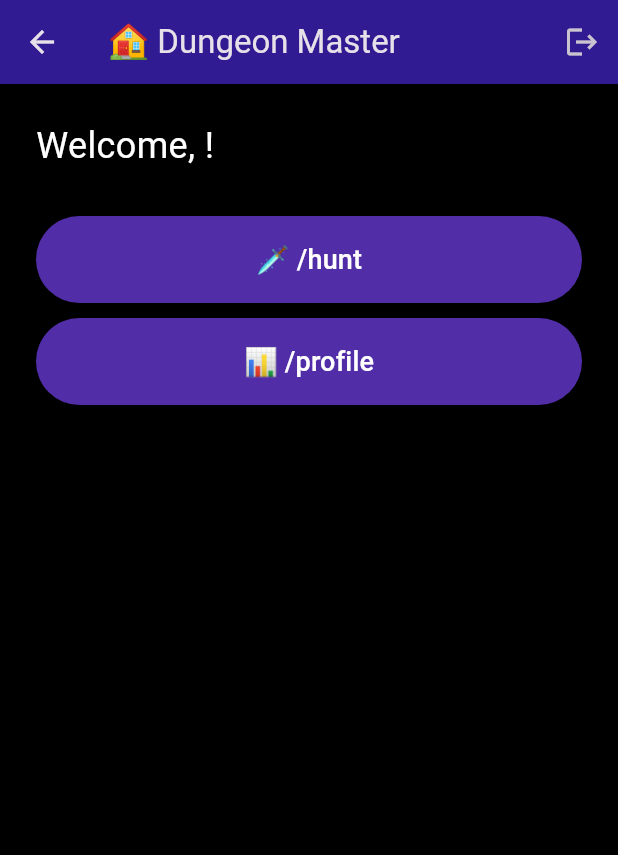
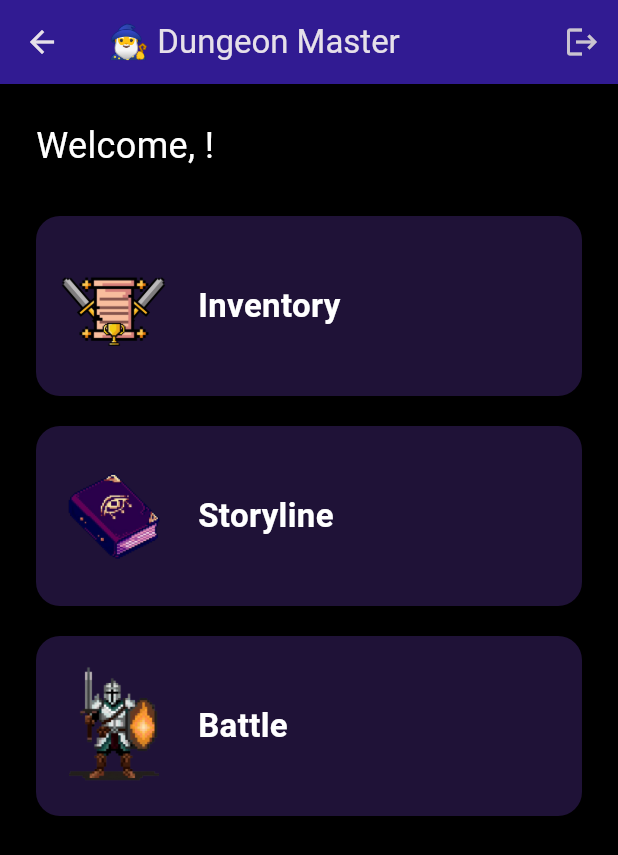
Before and after one commit to Sahil-ongit/dungeon_master, a Flutter app: the HomeScreen screen opened by its route, on a phone screen of 412 x 824 dp. Shown: the top 855 px of the screen. Run offline on Flutter 3.47's test engine with Material 3 defaults, Android fonts, the phone set to English and light mode, and no system bars; our stand-ins replace firebase_auth, firebase_core, google_generative_ai, google_sign_in, lottie; accounts and stored records are empty.

Commit message:
"gemini storyline started"

```diff
--- a/lib/main.dart
+++ b/lib/main.dart
@@ -6,7 +6,10 @@ import 'firebase_options.dart';
 // Screens
 import 'screens/splash_screen.dart';
 import 'screens/login_screen.dart';
-// You can create this later
+import 'screens/inventory.dart';     // ✅ Added
+import 'screens/storyline.dart';     // ✅ Added
+import 'screens/battle.dart';        // ✅ Added
+
 
 void main() async {
   WidgetsFlutterBinding.ensureInitialized();
@@ -38,7 +41,12 @@ class DungeonMasterApp extends StatelessWidget {
       routes: {
         '/splash': (context) => const SplashScreen(),
         '/': (context) => const LoginScreen(),
-        '/home': (context) => const HomeScreen(), // placeholder for your game screen
+        '/home': (context) => const HomeScreen(),
+        '/inventory': (context) => const InventoryScreen(),   // ✅ Added
+        '/storyline': (context) => const StorylineScreen(),   // ✅ Added
+        '/battle': (context) => const BattleScreen(),         // ✅ Added
+
+
       },
     );
   }
--- /dev/null
+++ b/lib/models/story_model.dart
@@ -0,0 +1,6 @@
+class StorySegment {
+  final String text;
+  final List<String> options;
+
+  StorySegment({required this.text, required this.options});
+}
--- a/lib/screens/home_screen.dart
+++ b/lib/screens/home_screen.dart
@@ -13,7 +13,7 @@ class HomeScreen extends StatelessWidget {
       backgroundColor: Colors.black,
       appBar: AppBar(
         backgroundColor: Colors.deepPurple.shade900,
-        title: const Text('🏠 Dungeon Master'),
+        title: const Text('🧙‍♂️ Dungeon Master'),
         actions: [
           IconButton(
             icon: const Icon(Icons.logout),
@@ -24,41 +24,61 @@ class HomeScreen extends StatelessWidget {
           ),
         ],
       ),
-      body: Padding(
+      body: SingleChildScrollView(
         padding: const EdgeInsets.all(24.0),
         child: Column(
           crossAxisAlignment: CrossAxisAlignment.start,
           children: [
             Text(
               "Welcome, ${user?.displayName ?? 'Adventurer'}!",
-              style: const TextStyle(
-                fontSize: 24,
-                color: Colors.white,
-              ),
+              style: const TextStyle(fontSize: 24, color: Colors.white),
             ),
             const SizedBox(height: 30),
-            _buildActionButton(context, "🗡️ /hunt", "/adventure"),
-            const SizedBox(height: 10),
-            _buildActionButton(context, "📊 /profile", "/profile"),
+            _buildIconButton(
+                context, 'assets/icons/inventory.png', 'Inventory', '/inventory'),
+            const SizedBox(height: 20),
+            _buildIconButton(
+                context, 'assets/icons/storyline.png', 'Storyline', '/storyline'),
+            const SizedBox(height: 20),
+            _buildIconButton(
+                context, 'assets/icons/battle.png', 'Battle', '/battle'),
           ],
         ),
       ),
     );
   }
 
-  Widget _buildActionButton(BuildContext context, String label, String route) {
-    return SizedBox(
-      width: double.infinity,
-      child: ElevatedButton(
-        style: ElevatedButton.styleFrom(
-          backgroundColor: Colors.deepPurple.shade700,
-          foregroundColor: Colors.white,
-          padding: const EdgeInsets.symmetric(vertical: 16),
+  Widget _buildIconButton(
+      BuildContext context, String imagePath, String label, String route) {
+    return GestureDetector(
+      onTap: () => Navigator.pushNamed(context, route),
+      child: Container(
+        width: double.infinity,
+        height: 120,
+        padding: const EdgeInsets.all(12),
+        decoration: BoxDecoration(
+          color: Colors.deepPurple.withOpacity(0.3),
+          borderRadius: BorderRadius.circular(16),
         ),
-        onPressed: () {
-          Navigator.pushNamed(context, route);
-        },
-        child: Text(label, style: const TextStyle(fontSize: 18)),
+        child: Row(
+          children: [
+            Image.asset(
+              imagePath,
+              width: 80,
+              height: 80,
+              fit: BoxFit.contain,
+            ),
+            const SizedBox(width: 16),
+            Text(
+              label,
+              style: const TextStyle(
+                color: Colors.white,
+                fontSize: 22,
+                fontWeight: FontWeight.w600,
+              ),
+            ),
+          ],
+        ),
       ),
     );
   }
--- a/pubspec.yaml
+++ b/pubspec.yaml
@@ -39,6 +39,9 @@ flutter:
   assets:
     - assets/icons8-google-48.png
     - assets/splash_animation.json
+    - assets/icons/inventory.png
+    - assets/icons/storyline.png
+    - assets/icons/battle.png
     # - assets/branding.png  # optional branding image
 
 flutter_native_splash:
```
Also changed, not shown: lib/screens/battle.dart (added, +22 -0 lines), lib/screens/inventory.dart (added, +22 -0 lines), lib/screens/storyline.dart (added, +192 -0 lines), lib/services/gemini_service.dart (+46 -0 lines), assets/icons/battle.png (added), assets/icons/inventory.png (added), assets/icons/storyline.png (added).
